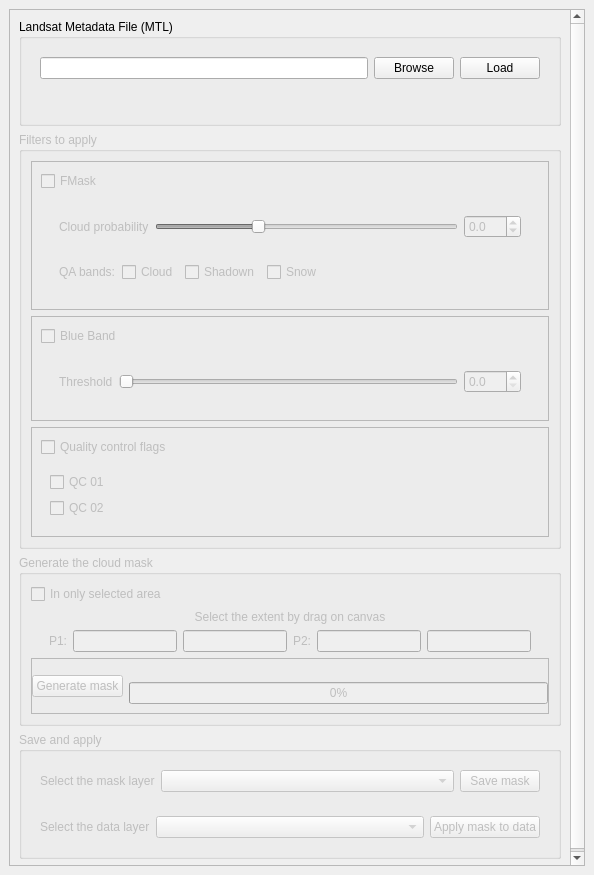
This is cloud_masking_dockwidget_base.ui in SMByC/CloudMasking as Qt 5 draws it before an edit. The edited form follows.
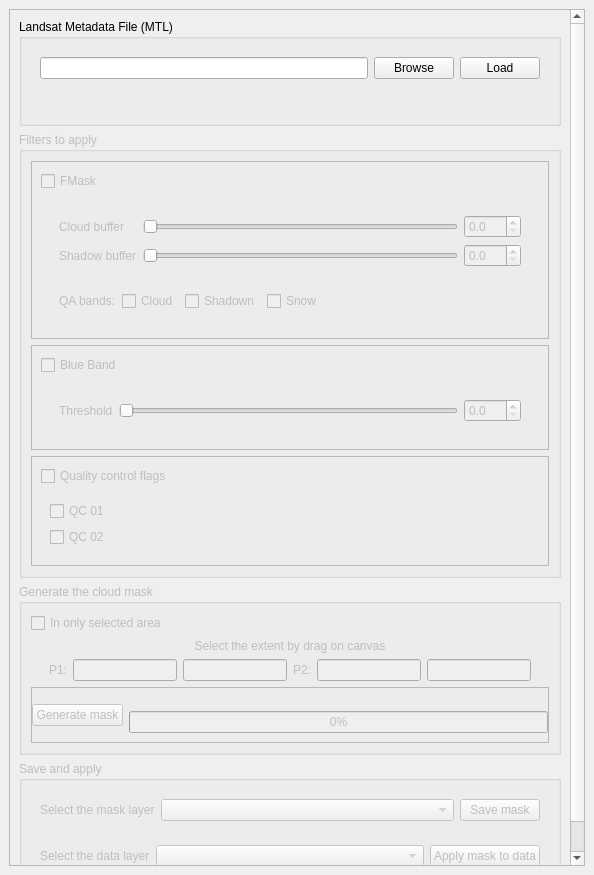
This is the edited form. Custom widgets are drawn as their Qt base class.

Commit message: Added cloud buffer and shadown buffer

The edit to the form file:
```diff
--- a/cloud_masking_dockwidget_base.ui
+++ b/cloud_masking_dockwidget_base.ui
@@ -30,9 +30,9 @@
        <property name="geometry">
         <rect>
          <x>0</x>
-         <y>-230</y>
+         <y>0</y>
          <width>554</width>
-         <height>1056</height>
+         <height>1103</height>
         </rect>
        </property>
        <layout class="QVBoxLayout" name="verticalLayout">
@@ -263,17 +263,57 @@
                 <layout class="QVBoxLayout" name="verticalLayout_2">
                  <item>
                   <widget class="QWidget" name="widget_FMask_01" native="true">
-                   <layout class="QGridLayout" name="gridLayout_5">
+                   <layout class="QGridLayout" name="gridLayout_3">
+                    <item row="0" column="0">
+                     <widget class="QLabel" name="label">
+                      <property name="text">
+                       <string>Cloud buffer</string>
+                      </property>
+                     </widget>
+                    </item>
+                    <item row="0" column="1">
+                     <widget class="QSlider" name="horizontalSlider_CB">
+                      <property name="minimum">
+                       <number>0</number>
+                      </property>
+                      <property name="maximum">
+                       <number>400</number>
+                      </property>
+                      <property name="singleStep">
+                       <number>1</number>
+                      </property>
+                      <property name="orientation">
+                       <enum>Qt::Horizontal</enum>
+                      </property>
+                     </widget>
+                    </item>
+                    <item row="0" column="2">
+                     <widget class="QDoubleSpinBox" name="doubleSpinBox_CB">
+                      <property name="decimals">
+                       <number>1</number>
+                      </property>
+                      <property name="minimum">
+                       <double>0.000000000000000</double>
+                      </property>
+                      <property name="maximum">
+                       <double>400.000000000000000</double>
+                      </property>
+                      <property name="singleStep">
+                       <double>0.100000000000000</double>
+                      </property>
+                     </widget>
+                    </item>
+                    <item row="1" column="0">
+                     <widget class="QLabel" name="label_10">
+                      <property name="text">
+                       <string>Shadow buffer</string>
+                      </property>
+                     </widget>
+                    </item>
                     <item row="1" column="1">
-                     <widget class="QSlider" name="horizontalSlider_CP">
-                      <property name="minimum">
-                       <number>-50</number>
-                      </property>
+                     <widget class="QSlider" name="horizontalSlider_SB">
                       <property name="maximum">
-                       <number>100</number>
-                      </property>
-                      <property name="singleStep">
-                       <number>1</number>
+                       <number>400</number>
                       </property>
                       <property name="orientation">
                        <enum>Qt::Horizontal</enum>
@@ -281,22 +321,12 @@
                      </widget>
                     </item>
                     <item row="1" column="2">
-                     <widget class="QDoubleSpinBox" name="doubleSpinBox_CP">
+                     <widget class="QDoubleSpinBox" name="doubleSpinBox_SB">
                       <property name="decimals">
                        <number>1</number>
                       </property>
-                      <property name="minimum">
-                       <double>-50.000000000000000</double>
-                      </property>
-                      <property name="singleStep">
-                       <double>0.100000000000000</double>
-                      </property>
-                     </widget>
-                    </item>
-                    <item row="1" column="0">
-                     <widget class="QLabel" name="label">
-                      <property name="text">
-                       <string>Cloud probability</string>
+                      <property name="maximum">
+                       <double>400.000000000000000</double>
                       </property>
                      </widget>
                     </item>
```
Left out of the diff: 24 changed lines with no effect on the pictures. The commit also changes 1 other file.
